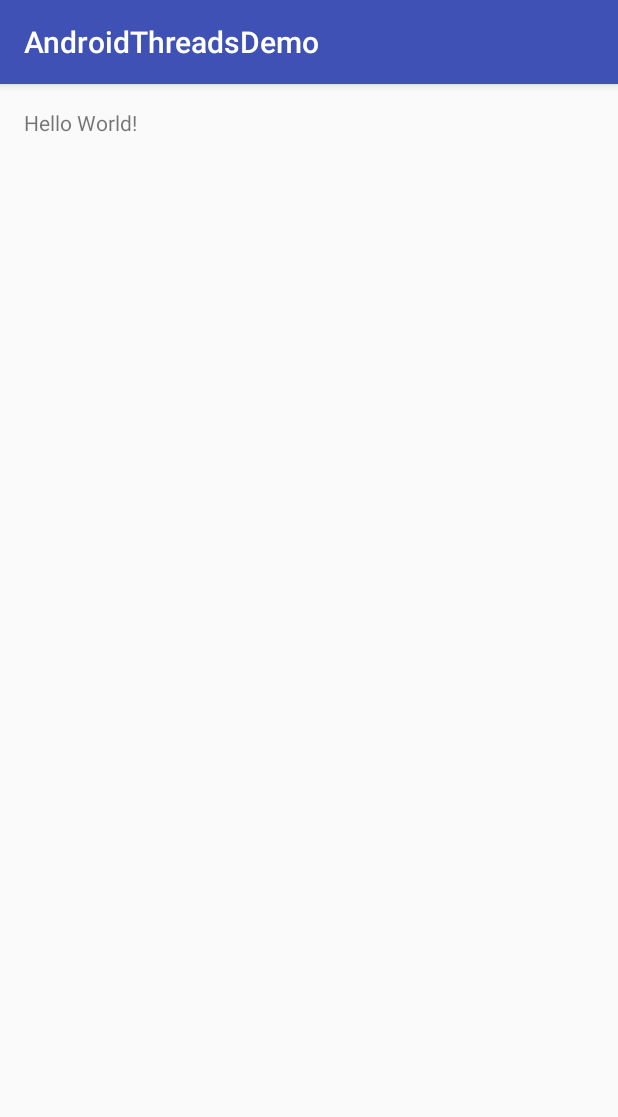
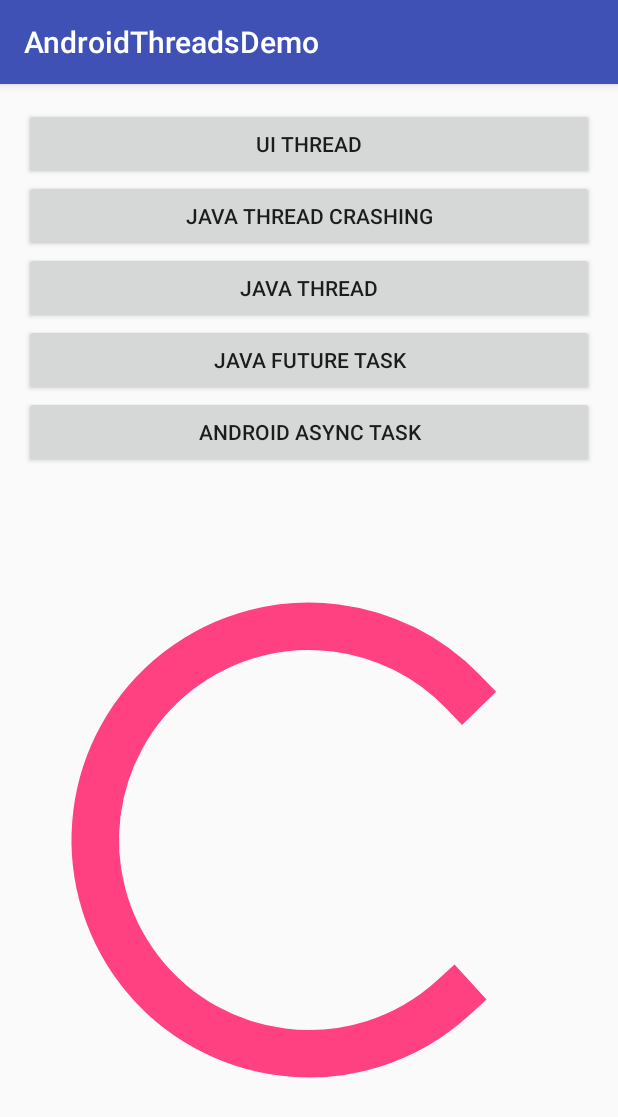
Before and after one commit to flotothemoon/AndroidThreadsDemo, an Android app: the screen it shows after launch (MainActivity), on a phone screen of 412 x 824 dp. Shown: the top 1117 px of the screen. Run offline under Robolectric (Android 15) with nearby library versions, the phone set to English and light mode, and no system bars.

Commit message:
Add default layout

```diff
--- /dev/null
+++ b/app/src/main/java/at/wels/htl/a5ahit/androidthreadsdemo/threading/PrimeTester.java
@@ -0,0 +1,5 @@
+package at.wels.htl.a5ahit.androidthreadsdemo.threading;
+
+public interface PrimeTester {
+    void test(long prime);
+}
--- a/app/src/main/res/layout/activity_main.xml
+++ b/app/src/main/res/layout/activity_main.xml
@@ -1,5 +1,5 @@
 <?xml version="1.0" encoding="utf-8"?>
-<RelativeLayout xmlns:android="http://schemas.android.com/apk/res/android"
+<LinearLayout xmlns:android="http://schemas.android.com/apk/res/android"
     xmlns:tools="http://schemas.android.com/tools"
     android:id="@+id/activity_main"
     android:layout_width="match_parent"
@@ -8,10 +8,42 @@
     android:paddingLeft="@dimen/activity_horizontal_margin"
     android:paddingRight="@dimen/activity_horizontal_margin"
     android:paddingTop="@dimen/activity_vertical_margin"
+    android:orientation="vertical"
+    android:layout_gravity="center_vertical"
     tools:context="at.wels.htl.a5ahit.androidthreadsdemo.MainActivity">
 
-    <TextView
-        android:layout_width="wrap_content"
+    <Button
+        android:layout_width="match_parent"
         android:layout_height="wrap_content"
-        android:text="Hello World!" />
-</RelativeLayout>
+        android:text="@string/uithread"
+        android:onClick="uiThread"/>
+
+    <Button
+        android:layout_width="match_parent"
+        android:layout_height="wrap_content"
+        android:text="@string/javathread"
+        android:onClick="javaThread"/>
+
+    <Button
+        android:layout_width="match_parent"
+        android:layout_height="wrap_content"
+        android:text="@string/javathreadcorrect"
+        android:onClick="javaThreadCorrect"/>
+
+    <Button
+        android:layout_width="match_parent"
+        android:layout_height="wrap_content"
+        android:text="@string/futuretask"
+        android:onClick="futureTask"/>
+
+    <Button
+        android:layout_width="match_parent"
+        android:layout_height="wrap_content"
+        android:text="@string/asynctask"
+        android:onClick="asyncTask"/>
+
+    <ProgressBar
+        android:layout_width="match_parent"
+        android:layout_height="match_parent"
+        android:indeterminate="true" />
+</LinearLayout>
--- a/app/src/main/res/values/strings.xml
+++ b/app/src/main/res/values/strings.xml
@@ -1,3 +1,8 @@
 <resources>
     <string name="app_name">AndroidThreadsDemo</string>
+    <string name="uithread">UI Thread</string>
+    <string name="javathread">Java Thread Crashing</string>
+    <string name="javathreadcorrect">Java Thread</string>
+    <string name="futuretask">Java Future Task</string>
+    <string name="asynctask">Android Async Task</string>
 </resources>
```
Also changed, not shown: app/src/main/java/at/wels/htl/a5ahit/androidthreadsdemo/MainActivity.java (+30 -0 lines), app/src/main/java/at/wels/htl/a5ahit/androidthreadsdemo/threading/CorrectPrimeThread.java (added, +31 -0 lines), app/src/main/java/at/wels/htl/a5ahit/androidthreadsdemo/threading/PrimeThread.java (added, +29 -0 lines), app/src/main/java/at/wels/htl/a5ahit/androidthreadsdemo/threading/PrimeUtils.java (added, +40 -0 lines).
